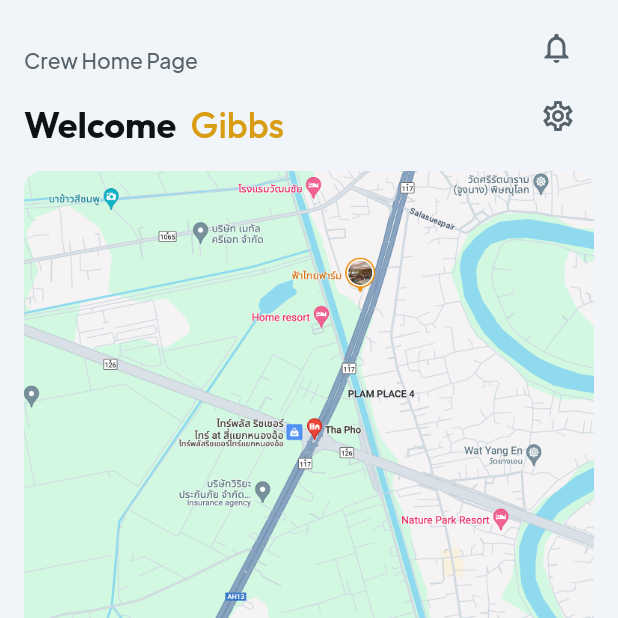
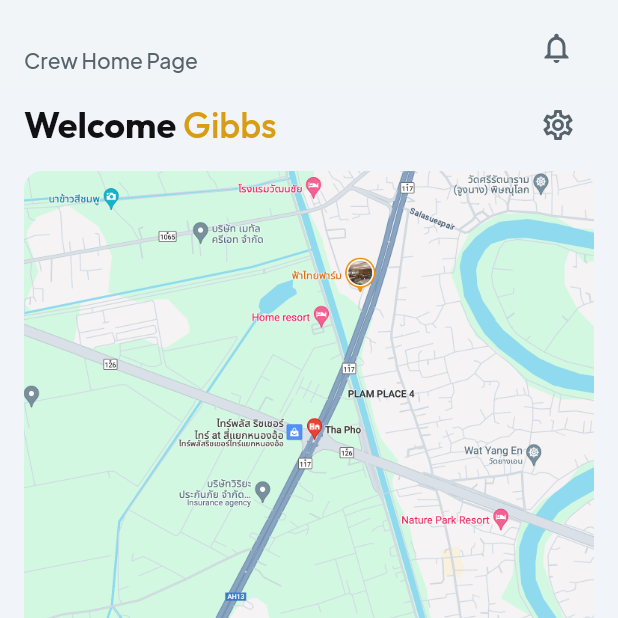
Before and after one commit to suntarz/CapyRyde, a Flutter app: the CrewHomePageWidget screen opened by its route, on a phone screen of 412 x 824 dp, the top half of it. Run offline on Flutter 3.47's test engine with Material 3 defaults, Android fonts, the light colour scheme and no system bars; drawn by our look-alikes of auto_size_text; our stand-ins replace cached_network_image, dropdown_button2, flutter_animate, font_awesome_flutter, from_css_color, go_router and 7 more; missing offline and left inert: json_path; accounts and stored records are empty; network calls fail; Roboto replaces fonts that are missing (Readex Pro); project files that could hold a hidden picture were left out.

Commit message:
fix bug from first time

```diff
--- /dev/null
+++ b/devtools_options.yaml
@@ -0,0 +1,3 @@
+description: This file stores settings for Dart & Flutter DevTools.
+documentation: https://docs.flutter.dev/tools/devtools/extensions#configure-extension-enablement-states
+extensions:
--- a/lib/compo/bottom_sheet/bottom_sheet_widget.dart
+++ b/lib/compo/bottom_sheet/bottom_sheet_widget.dart
@@ -115,6 +115,7 @@ class _BottomSheetWidgetState extends State<BottomSheetWidget>
                 child: Padding(
                   padding: EdgeInsetsDirectional.fromSTEB(20.0, 8.0, 20.0, 0.0),
                   child: SingleChildScrollView(
+                    primary: false,
                     child: Column(
                       mainAxisSize: MainAxisSize.max,
                       mainAxisAlignment: MainAxisAlignment.start,
--- a/lib/crew/crew_home_page/crew_home_page_widget.dart
+++ b/lib/crew/crew_home_page/crew_home_page_widget.dart
@@ -31,7 +31,6 @@ class _CrewHomePageWidgetState extends State<CrewHomePageWidget> {
   @override
   void dispose() {
     _model.dispose();
-
     super.dispose();
   }
 
@@ -88,23 +87,17 @@ class _CrewHomePageWidgetState extends State<CrewHomePageWidget> {
           child: SingleChildScrollView(
             primary: false,
             child: Column(
-              mainAxisSize: MainAxisSize.max,
+              mainAxisSize: MainAxisSize.min, // Adjust the main axis size
               crossAxisAlignment: CrossAxisAlignment.start,
               children: [
-                Flexible(
-                  child: Align(
-                    alignment: AlignmentDirectional(0.0, 0.0),
+                Padding(
+                  padding: EdgeInsetsDirectional.fromSTEB(16.0, 12.0, 0.0, 0.0),
                   child: Row(
                     mainAxisSize: MainAxisSize.max,
                     children: [
-                        Padding(
-                          padding: EdgeInsetsDirectional.fromSTEB(
-                              16.0, 12.0, 0.0, 0.0),
-                          child: Text(
+                      Text(
                         'Welcome ',
-                            style: FlutterFlowTheme.of(context)
-                                .displaySmall
-                                .override(
+                        style: FlutterFlowTheme.of(context).displaySmall.override(
                               fontFamily: 'Outfit',
                               color: Color(0xFF0F1113),
                               fontSize: 24.0,
@@ -112,15 +105,9 @@ class _CrewHomePageWidgetState extends State<CrewHomePageWidget> {
                               fontWeight: FontWeight.bold,
                             ),
                       ),
-                        ),
-                        Padding(
-                          padding: EdgeInsetsDirectional.fromSTEB(
-                              5.0, 12.0, 0.0, 0.0),
-                          child: Text(
+                      Text(
                         'Gibbs',
-                            style: FlutterFlowTheme.of(context)
-                                .displaySmall
-                                .override(
+                        style: FlutterFlowTheme.of(context).displaySmall.override(
                               fontFamily: 'Outfit',
                               color: Color(0xFFD89D12),
                               fontSize: 24.0,
@@ -128,24 +115,16 @@ class _CrewHomePageWidgetState extends State<CrewHomePageWidget> {
                               fontWeight: FontWeight.w500,
                             ),
                       ),
-                        ),
-                        Flexible(
-                          child: Align(
-                            alignment: AlignmentDirectional(1.0, 0.0),
-                            child: Padding(
-                              padding: EdgeInsetsDirectional.fromSTEB(
-                                  0.0, 0.0, 28.0, 0.0),
+                      Spacer(), // Use Spacer to push the settings icon to the end
+                      Padding(
+                        padding: EdgeInsetsDirectional.fromSTEB(0.0, 0.0, 28.0, 0.0),
                         child: Icon(
                           Icons.settings_outlined,
-                                color:
-                                    FlutterFlowTheme.of(context).secondaryText,
+                          color: FlutterFlowTheme.of(context).secondaryText,
                           size: 24.0,
                         ),
                       ),
-                          ),
-                        ),
                     ],
-                    ),
                   ),
                 ),
                 Padding(
@@ -160,12 +139,10 @@ class _CrewHomePageWidgetState extends State<CrewHomePageWidget> {
                     ),
                   ),
                 ),
-                Flexible(
+                Padding(
+                  padding: EdgeInsetsDirectional.fromSTEB(0.0, 0.0, 0.0, 10.0),
                   child: Align(
                     alignment: AlignmentDirectional(0.0, 0.0),
-                    child: Padding(
-                      padding:
-                          EdgeInsetsDirectional.fromSTEB(0.0, 0.0, 0.0, 10.0),
                     child: Text(
                       'Your feet : Khet Phasi Charoen',
                       style: FlutterFlowTheme.of(context).bodyMedium.override(
@@ -176,20 +153,16 @@ class _CrewHomePageWidgetState extends State<CrewHomePageWidget> {
                     ),
                   ),
                 ),
-                ),
-                Flexible(
+                Padding(
+                  padding: EdgeInsetsDirectional.fromSTEB(0.0, 0.0, 0.0, 10.0),
                   child: Align(
                     alignment: AlignmentDirectional(0.0, 0.0),
-                    child: Padding(
-                      padding:
-                          EdgeInsetsDirectional.fromSTEB(0.0, 0.0, 0.0, 10.0),
                     child: Text(
                       'The nearby bus',
                       style: FlutterFlowTheme.of(context).bodyMedium.override(
                             fontFamily: 'Readex Pro',
                             color: Colors.black,
                             letterSpacing: 0.0,
-                            ),
                           ),
                     ),
                   ),
@@ -330,7 +303,7 @@ class _CrewHomePageWidgetState extends State<CrewHomePageWidget> {
                         padding:
                             EdgeInsetsDirectional.fromSTEB(0.0, 0.0, 0.0, 12.0),
                         child: Column(
-                          mainAxisSize: MainAxisSize.max,
+                          mainAxisSize: MainAxisSize.min,
                           mainAxisAlignment: MainAxisAlignment.center,
                           crossAxisAlignment: CrossAxisAlignment.start,
                           children: [
```
Also changed, not shown: lib/cap/cap_home_page/cap_home_page_widget.dart (+8 -11 lines), lib/driver/driver_home_page/driver_home_page_widget.dart (+3 -8 lines), flutter_01.png (added), pubspec.lock, 6 other files. Lines whose indentation alone changed are shown as unchanged.
